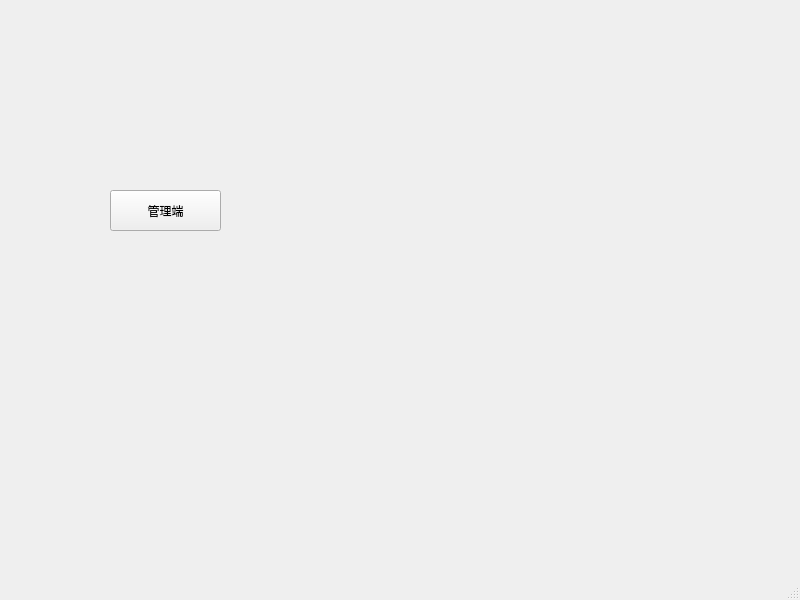
john2-ui/FlightSystem, file app/mainwindow.ui: the form before one commit.
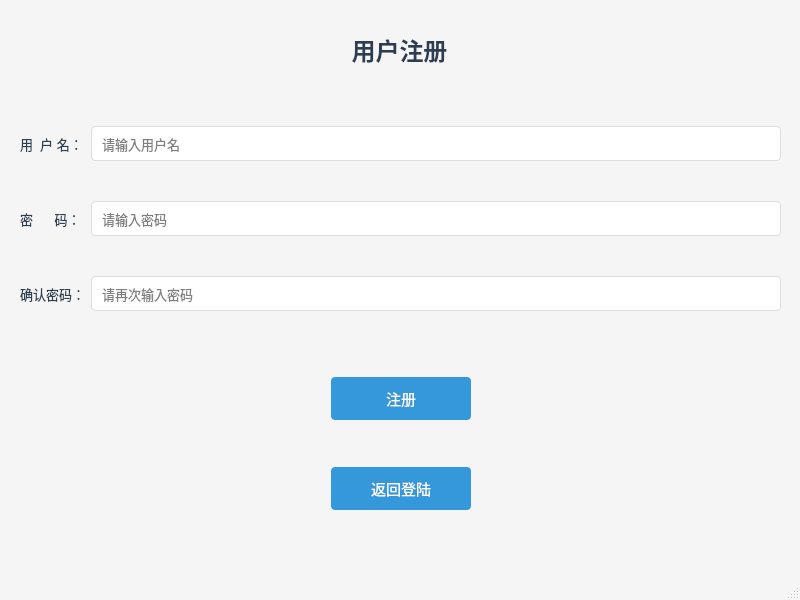
The form after the commit. The open tabs and pages were chosen to show the change.

Commit message: 用户系统与客户端

```diff
--- a/app/mainwindow.ui
+++ b/app/mainwindow.ui
@@ -11,21 +11,453 @@
    </rect>
   </property>
   <property name="windowTitle">
-   <string>MainWindow</string>
+   <string>航班管理系统</string>
+  </property>
+  <property name="styleSheet">
+   <string notr="true">QMainWindow {
+    background-color: #f5f5f5;
+}
+QPushButton {
+    background-color: #3498db;
+    color: white;
+    border: none;
+    padding: 10px 20px;
+    border-radius: 4px;
+    font-size: 11pt;
+    min-width: 100px;
+}
+QPushButton:hover {
+    background-color: #2980b9;
+}
+
+QPushButton:pressed {
+    background-color: #21618c;
+}
+
+QLabel {
+    color: #2c3e50;
+    font-size: 10pt;
+}
+
+QLineEdit {
+    padding: 8px;
+    border: 1px solid #ddd;
+    border-radius: 4px;
+    background-color: white;
+    font-size: 10pt;
+}
+
+QLineEdit:focus {
+    border: 1px solid #3498db;
+}</string>
   </property>
   <widget class="QWidget" name="centralwidget">
-   <widget class="QPushButton" name="pushButton">
+   <widget class="QStackedWidget" name="stackedWidget">
     <property name="geometry">
      <rect>
-      <x>110</x>
-      <y>190</y>
-      <width>111</width>
-      <height>41</height>
+      <x>0</x>
+      <y>-1</y>
+      <width>801</width>
+      <height>571</height>
      </rect>
     </property>
-    <property name="text">
-     <string>管理端</string>
-    </property>
+    <widget class="QWidget" name="page">
+     <widget class="QPushButton" name="pushButton">
+      <property name="geometry">
+       <rect>
+        <x>10</x>
+        <y>500</y>
+        <width>140</width>
+        <height>41</height>
+       </rect>
+      </property>
+      <property name="text">
+       <string>管理端</string>
+      </property>
+     </widget>
+     <widget class="QWidget" name="horizontalLayoutWidget">
+      <property name="geometry">
+       <rect>
+        <x>20</x>
+        <y>20</y>
+        <width>751</width>
+        <height>61</height>
+       </rect>
+      </property>
+      <layout class="QHBoxLayout" name="horizontalLayout">
+       <item>
+        <widget class="QPushButton" name="pushButton_2">
+         <property name="maximumSize">
+          <size>
+           <width>140</width>
+           <height>16777215</height>
+          </size>
+         </property>
+         <property name="text">
+          <string>退出系统</string>
+         </property>
+        </widget>
+       </item>
+       <item>
+        <widget class="QLabel" name="labelTitle">
+         <property name="styleSheet">
+          <string notr="true">font-size: 18pt;
+font-weight: bold; color: #2c3e50; padding: 10px;</string>
+         </property>
+         <property name="text">
+          <string>航班管理系统</string>
+         </property>
+         <property name="alignment">
+          <set>Qt::AlignmentFlag::AlignCenter</set>
+         </property>
+        </widget>
+       </item>
+       <item>
+        <widget class="QWidget" name="widget" native="true">
+         <property name="maximumSize">
+          <size>
+           <width>140</width>
+           <height>16777215</height>
+          </size>
+         </property>
+        </widget>
+       </item>
+      </layout>
+     </widget>
+     <widget class="QLabel" name="labelLoginStatus">
+      <property name="geometry">
+       <rect>
+        <x>10</x>
+        <y>460</y>
+        <width>751</width>
+        <height>20</height>
+       </rect>
+      </property>
+      <property name="text">
+       <string/>
+      </property>
+      <property name="alignment">
+       <set>Qt::AlignmentFlag::AlignCenter</set>
+      </property>
+     </widget>
+     <widget class="QWidget" name="horizontalLayoutWidget_10">
+      <property name="geometry">
+       <rect>
+        <x>10</x>
+        <y>350</y>
+        <width>751</width>
+        <height>71</height>
+       </rect>
+      </property>
+      <layout class="QHBoxLayout" name="horizontalLayout_10">
+       <item>
+        <spacer name="horizontalSpacer_7">
+         <property name="orientation">
+          <enum>Qt::Orientation::Horizontal</enum>
+         </property>
+         <property name="sizeHint" stdset="0">
+          <size>
+           <width>40</width>
+           <height>20</height>
+          </size>
+         </property>
+        </spacer>
+       </item>
+       <item>
+        <widget class="QPushButton" name="btnLogin">
+         <property name="text">
+          <string>登录</string>
+         </property>
+        </widget>
+       </item>
+       <item>
+        <spacer name="horizontalSpacer_9">
+         <property name="orientation">
+          <enum>Qt::Orientation::Horizontal</enum>
+         </property>
+         <property name="sizeHint" stdset="0">
+          <size>
+           <width>40</width>
+           <height>20</height>
+          </size>
+         </property>
+        </spacer>
+       </item>
+       <item>
+        <widget class="QPushButton" name="btnToRegister">
+         <property name="text">
+          <string>注册</string>
+         </property>
+        </widget>
+       </item>
+       <item>
+        <spacer name="horizontalSpacer_8">
+         <property name="orientation">
+          <enum>Qt::Orientation::Horizontal</enum>
+         </property>
+         <property name="sizeHint" stdset="0">
+          <size>
+           <width>40</width>
+           <height>20</height>
+          </size>
+         </property>
+        </spacer>
+       </item>
+      </layout>
+     </widget>
+     <widget class="QWidget" name="gridLayoutWidget">
+      <property name="geometry">
+       <rect>
+        <x>20</x>
+        <y>120</y>
+        <width>751</width>
+        <height>211</height>
+       </rect>
+      </property>
+      <layout class="QGridLayout" name="gridLayout">
+       <property name="topMargin">
+        <number>0</number>
+       </property>
+       <property name="verticalSpacing">
+        <number>27</number>
+       </property>
+       <item row="1" column="0">
+        <widget class="QLabel" name="label_5">
+         <property name="text">
+          <string>密   码：</string>
+         </property>
+        </widget>
+       </item>
+       <item row="0" column="1">
+        <widget class="QLineEdit" name="editUsername">
+         <property name="text">
+          <string/>
+         </property>
+         <property name="placeholderText">
+          <string>请输入用户名</string>
+         </property>
+        </widget>
+       </item>
+       <item row="0" column="0">
+        <widget class="QLabel" name="label">
+         <property name="text">
+          <string>用户名：</string>
+         </property>
+        </widget>
+       </item>
+       <item row="1" column="1">
+        <widget class="QLineEdit" name="editPassword">
+         <property name="echoMode">
+          <enum>QLineEdit::EchoMode::Password</enum>
+         </property>
+         <property name="placeholderText">
+          <string>请输入密码</string>
+         </property>
+        </widget>
+       </item>
+      </layout>
+     </widget>
+    </widget>
+    <widget class="QWidget" name="pageRegister">
+     <widget class="QWidget" name="horizontalLayoutWidget_4">
+      <property name="geometry">
+       <rect>
+        <x>19</x>
+        <y>20</y>
+        <width>761</width>
+        <height>61</height>
+       </rect>
+      </property>
+      <layout class="QHBoxLayout" name="horizontalLayout_4">
+       <item>
+        <widget class="QLabel" name="labelRegTitle">
+         <property name="styleSheet">
+          <string notr="true">font-size: 18pt;
+font-weight: bold; color: #2c3e50; padding: 10px;</string>
+         </property>
+         <property name="text">
+          <string>用户注册</string>
+         </property>
+         <property name="alignment">
+          <set>Qt::AlignmentFlag::AlignCenter</set>
+         </property>
+        </widget>
+       </item>
+      </layout>
+     </widget>
+     <widget class="QWidget" name="horizontalLayoutWidget_8">
+      <property name="geometry">
+       <rect>
+        <x>20</x>
+        <y>360</y>
+        <width>761</width>
+        <height>80</height>
+       </rect>
+      </property>
+      <layout class="QHBoxLayout" name="horizontalLayout_8">
+       <item>
+        <spacer name="horizontalSpacer_3">
+         <property name="orientation">
+          <enum>Qt::Orientation::Horizontal</enum>
+         </property>
+         <property name="sizeHint" stdset="0">
+          <size>
+           <width>40</width>
+           <height>20</height>
+          </size>
+         </property>
+        </spacer>
+       </item>
+       <item>
+        <widget class="QPushButton" name="btnRegister">
+         <property name="text">
+          <string>注册</string>
+         </property>
+        </widget>
+       </item>
+       <item>
+        <spacer name="horizontalSpacer_4">
+         <property name="orientation">
+          <enum>Qt::Orientation::Horizontal</enum>
+         </property>
+         <property name="sizeHint" stdset="0">
+          <size>
+           <width>40</width>
+           <height>20</height>
+          </size>
+         </property>
+        </spacer>
+       </item>
+      </layout>
+     </widget>
+     <widget class="QLabel" name="labelRegStatus">
+      <property name="geometry">
+       <rect>
+        <x>20</x>
+        <y>530</y>
+        <width>761</width>
+        <height>31</height>
+       </rect>
+      </property>
+      <property name="text">
+       <string/>
+      </property>
+      <property name="alignment">
+       <set>Qt::AlignmentFlag::AlignCenter</set>
+      </property>
+     </widget>
+     <widget class="QWidget" name="horizontalLayoutWidget_9">
+      <property name="geometry">
+       <rect>
+        <x>20</x>
+        <y>450</y>
+        <width>761</width>
+        <height>80</height>
+       </rect>
+      </property>
+      <layout class="QHBoxLayout" name="horizontalLayout_9">
+       <item>
+        <spacer name="horizontalSpacer_5">
+         <property name="orientation">
+          <enum>Qt::Orientation::Horizontal</enum>
+         </property>
+         <property name="sizeHint" stdset="0">
+          <size>
+           <width>40</width>
+           <height>20</height>
+          </size>
+         </property>
+        </spacer>
+       </item>
+       <item>
+        <widget class="QPushButton" name="btnBackToLogin">
+         <property name="text">
+          <string>返回登陆</string>
+         </property>
+        </widget>
+       </item>
+       <item>
+        <spacer name="horizontalSpacer_6">
+         <property name="orientation">
+          <enum>Qt::Orientation::Horizontal</enum>
+         </property>
+         <property name="sizeHint" stdset="0">
+          <size>
+           <width>40</width>
+           <height>20</height>
+          </size>
+         </property>
+        </spacer>
+       </item>
+      </layout>
+     </widget>
+     <widget class="QWidget" name="gridLayoutWidget_2">
+      <property name="geometry">
+       <rect>
+        <x>20</x>
+        <y>100</y>
+        <width>761</width>
+        <height>241</height>
+       </rect>
+      </property>
+      <layout class="QGridLayout" name="gridLayout_2">
+       <property name="verticalSpacing">
+        <number>13</number>
+       </property>
+       <item row="1" column="0">
+        <widget class="QLabel" name="label_3">
+         <property name="text">
+          <string>密      码：</string>
+         </property>
+        </widget>
+       </item>
+       <item row="0" column="0">
+        <widget class="QLabel" name="label_2">
+         <property name="text">
+          <string>用  户 名：</string>
+         </property>
+        </widget>
+       </item>
+       <item row="1" column="1">
+        <widget class="QLineEdit" name="editRegPassword">
+         <property name="text">
+          <string/>
+         </property>
+         <property name="echoMode">
+          <enum>QLineEdit::EchoMode::Password</enum>
+         </property>
+         <property name="placeholderText">
+          <string>请输入密码</string>
+         </property>
+        </widget>
+       </item>
+       <item row="0" column="1">
+        <widget class="QLineEdit" name="editRegUsername">
+         <property name="placeholderText">
+          <string>请输入用户名</string>
+         </property>
+        </widget>
+       </item>
+       <item row="2" column="0">
+        <widget class="QLabel" name="label_4">
+         <property name="text">
+          <string>确认密码：</string>
+         </property>
+        </widget>
+       </item>
+       <item row="2" column="1">
+        <widget class="QLineEdit" name="editConfirmPassword">
+         <property name="echoMode">
+          <enum>QLineEdit::EchoMode::Password</enum>
+         </property>
+         <property name="placeholderText">
+          <string>请再次输入密码</string>
+         </property>
+        </widget>
+       </item>
+      </layout>
+     </widget>
+    </widget>
    </widget>
   </widget>
   <widget class="QMenuBar" name="menubar">
```
Left out of the diff: 6 changed lines with no effect on the pictures. The commit also changes 14 other files.
